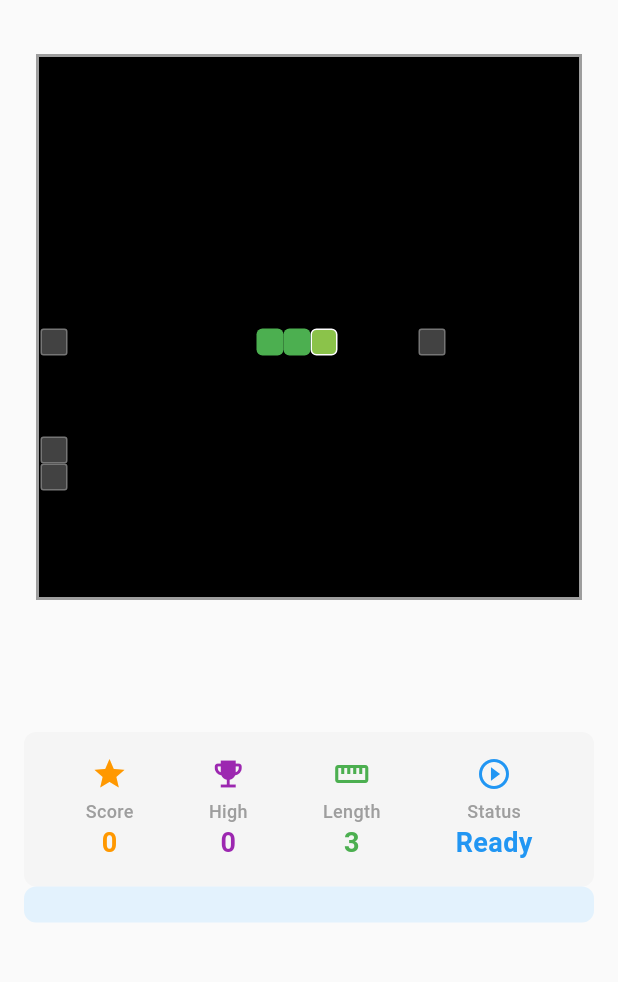
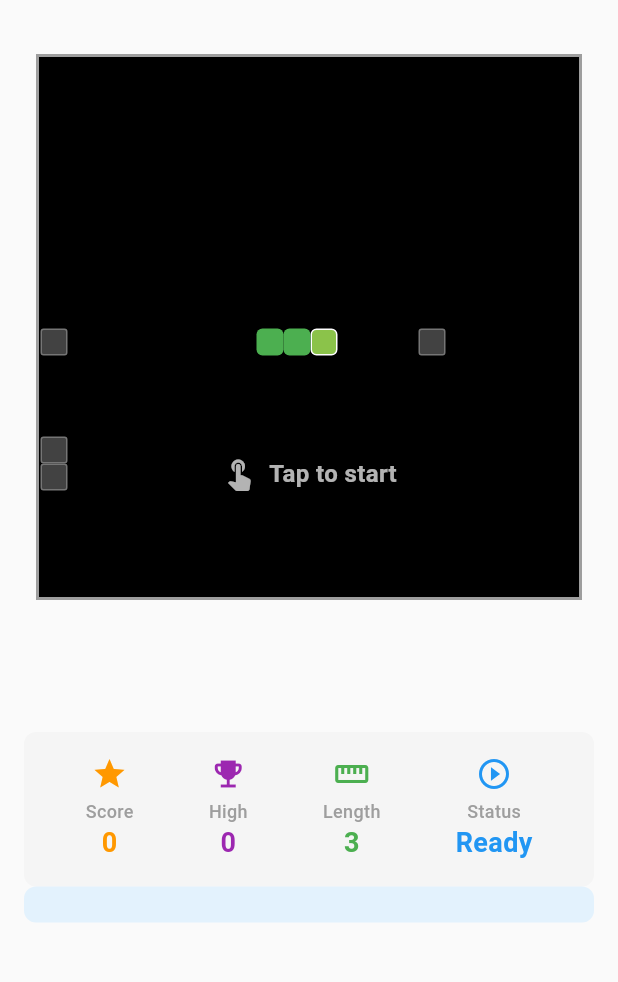
Before and after one commit to dmitrymov/snake_game, a Flutter app: the screen it shows after launch, on a phone screen of 412 x 824 dp, the part 84-1066 px from its top. Run offline on Flutter 3.47's test engine with Material 3 defaults, Android fonts, the phone set to English and light mode, and no system bars; our stand-ins replace audioplayers, shared_preferences.

Commit message:
Tap to start hint

```diff
--- a/lib/views/game_screen.dart
+++ b/lib/views/game_screen.dart
@@ -175,6 +175,38 @@ class _GameScreenState extends State<GameScreen> {
               },
             ),
           ),
+
+          // Tap-to-start hint overlay on mobile when ready
+          Consumer<GameViewModel>(
+            builder: (context, vm, _) {
+              if (!_isMobile || !vm.isReady) return const SizedBox.shrink();
+              return Positioned.fill(
+                child: IgnorePointer(
+                  ignoring: true,
+                  child: Center(
+                    child: Container(
+                      padding: const EdgeInsets.symmetric(horizontal: 16, vertical: 10),
+                      decoration: BoxDecoration(
+                        color: Colors.black54,
+                        borderRadius: BorderRadius.circular(20),
+                      ),
+                      child: Row(
+                        mainAxisSize: MainAxisSize.min,
+                        children: const [
+                          Icon(Icons.touch_app, color: Colors.white70),
+                          SizedBox(width: 8),
+                          Text(
+                            'Tap to start',
+                            style: TextStyle(color: Colors.white70, fontSize: 16, fontWeight: FontWeight.w600),
+                          ),
+                        ],
+                      ),
+                    ),
+                  ),
+                ),
+              );
+            },
+          ),
         ],
       ),
     );
```
